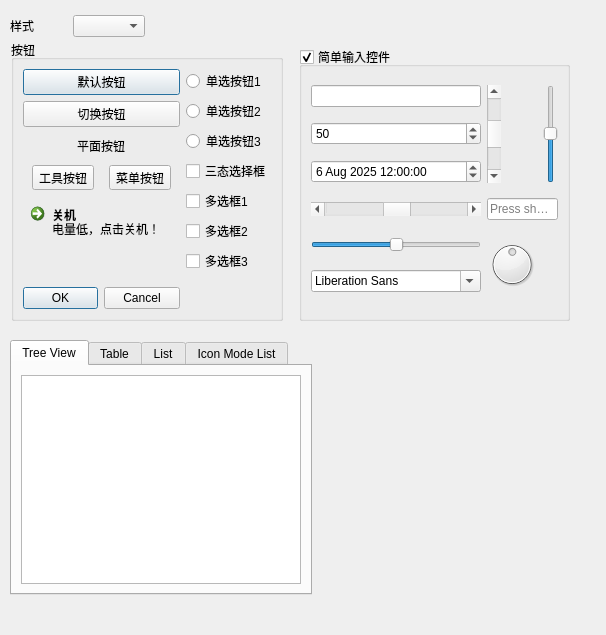
First picture: the form in resources/forms/widget_gallery.ui, repository daxmate/learning-pyside6, before the edit.
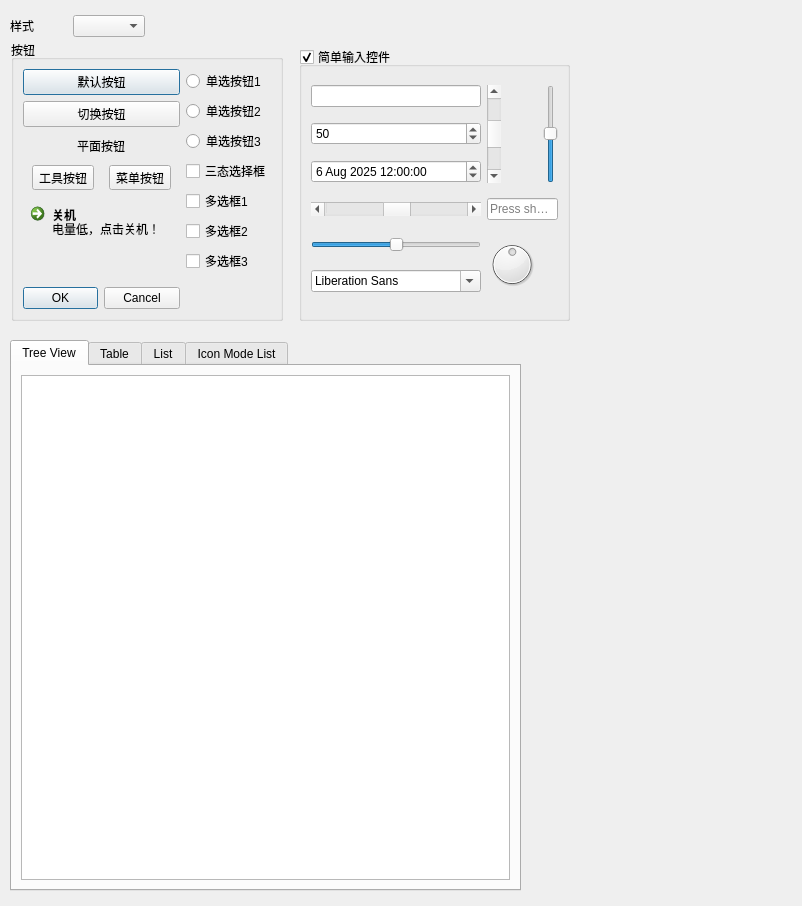
Second picture: the form after the edit. Icons and pictures are not drawn.

Commit message: 实现双击显示隐藏文件的效果

The edit to the form file:
```diff
--- a/resources/forms/widget_gallery.ui
+++ b/resources/forms/widget_gallery.ui
@@ -6,8 +6,8 @@
    <rect>
     <x>0</x>
     <y>0</y>
-    <width>606</width>
-    <height>635</height>
+    <width>802</width>
+    <height>906</height>
    </rect>
   </property>
   <property name="windowTitle">
@@ -40,8 +40,8 @@
     <rect>
      <x>10</x>
      <y>340</y>
-     <width>302</width>
-     <height>255</height>
+     <width>511</width>
+     <height>551</height>
     </rect>
    </property>
    <property name="currentIndex">
```
The commit also changes 1 other file.
